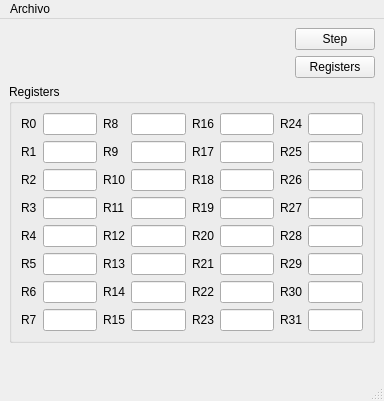
Above: ui/ui/MainWindow.ui from mlafroce/avr-avogadro before the change. Below: the same form after it.
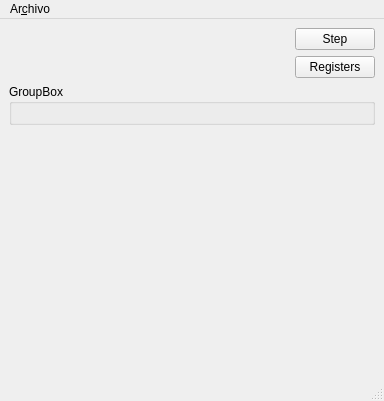
That is the form after the change. Custom widgets are drawn as their Qt base class.

```diff
--- a/ui/ui/MainWindow.ui
+++ b/ui/ui/MainWindow.ui
@@ -69,328 +69,11 @@
     <item>
      <widget class="QGroupBox" name="registerGroupBox">
       <property name="title">
-       <string>Registers</string>
+       <string>GroupBox</string>
       </property>
-      <layout class="QGridLayout" name="registersLayout">
-       <item row="1" column="0">
-        <widget class="QLabel" name="r0Label">
-         <property name="text">
-          <string>R0</string>
-         </property>
-        </widget>
-       </item>
-       <item row="4" column="2">
-        <widget class="QLabel" name="r11Label">
-         <property name="text">
-          <string>R11</string>
-         </property>
-        </widget>
-       </item>
-       <item row="1" column="1">
-        <widget class="QLineEdit" name="r0Edit"/>
-       </item>
-       <item row="5" column="1">
-        <widget class="QLineEdit" name="r4Edit"/>
-       </item>
-       <item row="4" column="1">
-        <widget class="QLineEdit" name="r3Edit"/>
-       </item>
-       <item row="2" column="1">
-        <widget class="QLineEdit" name="r1Edit"/>
-       </item>
-       <item row="8" column="0">
-        <widget class="QLabel" name="r7Label">
-         <property name="text">
-          <string>R7</string>
-         </property>
-        </widget>
-       </item>
-       <item row="3" column="3">
-        <widget class="QLineEdit" name="r10Edit"/>
-       </item>
-       <item row="5" column="3">
-        <widget class="QLineEdit" name="r12Edit"/>
-       </item>
-       <item row="2" column="6">
-        <widget class="QLabel" name="r25Label">
-         <property name="text">
-          <string>R25</string>
-         </property>
-        </widget>
-       </item>
-       <item row="7" column="5">
-        <widget class="QLineEdit" name="r22Edit"/>
-       </item>
-       <item row="6" column="2">
-        <widget class="QLabel" name="r13Label">
-         <property name="text">
-          <string>R13</string>
-         </property>
-        </widget>
-       </item>
-       <item row="5" column="0">
-        <widget class="QLabel" name="r4Label">
-         <property name="text">
-          <string>R4</string>
-         </property>
-        </widget>
-       </item>
-       <item row="3" column="5">
-        <widget class="QLineEdit" name="r18Edit"/>
-       </item>
-       <item row="4" column="6">
-        <widget class="QLabel" name="r27Label">
-         <property name="text">
-          <string>R27</string>
-         </property>
-        </widget>
-       </item>
-       <item row="8" column="3">
-        <widget class="QLineEdit" name="r15Edit"/>
-       </item>
-       <item row="8" column="2">
-        <widget class="QLabel" name="r15Label">
-         <property name="text">
-          <string>R15</string>
-         </property>
-        </widget>
-       </item>
-       <item row="2" column="7">
-        <widget class="QLineEdit" name="r25Edit"/>
-       </item>
-       <item row="4" column="5">
-        <widget class="QLineEdit" name="r19Edit"/>
-       </item>
-       <item row="7" column="1">
-        <widget class="QLineEdit" name="r6Edit"/>
-       </item>
-       <item row="1" column="7">
-        <widget class="QLineEdit" name="r24Edit"/>
-       </item>
-       <item row="2" column="5">
-        <widget class="QLineEdit" name="r17Edit"/>
-       </item>
-       <item row="7" column="7">
-        <widget class="QLineEdit" name="r30Edit"/>
-       </item>
-       <item row="6" column="4">
-        <widget class="QLabel" name="r21Label">
-         <property name="text">
-          <string>R21</string>
-         </property>
-        </widget>
-       </item>
-       <item row="1" column="3">
-        <widget class="QLineEdit" name="r8Edit"/>
-       </item>
-       <item row="5" column="2">
-        <widget class="QLabel" name="r12Label">
-         <property name="text">
-          <string>R12</string>
-         </property>
-        </widget>
-       </item>
-       <item row="8" column="5">
-        <widget class="QLineEdit" name="r23Edit"/>
-       </item>
-       <item row="5" column="7">
-        <widget class="QLineEdit" name="r28Edit"/>
-       </item>
-       <item row="1" column="6">
-        <widget class="QLabel" name="r24Label">
-         <property name="text">
-          <string>R24</string>
-         </property>
-        </widget>
-       </item>
-       <item row="2" column="0">
-        <widget class="QLabel" name="r1Label">
-         <property name="text">
-          <string>R1</string>
-         </property>
-        </widget>
-       </item>
-       <item row="4" column="0">
-        <widget class="QLabel" name="r3Label">
-         <property name="text">
-          <string>R3</string>
-         </property>
-        </widget>
-       </item>
-       <item row="6" column="0">
-        <widget class="QLabel" name="r5Label">
-         <property name="text">
-          <string>R5</string>
-         </property>
-        </widget>
-       </item>
-       <item row="6" column="1">
-        <widget class="QLineEdit" name="r5Edit"/>
-       </item>
-       <item row="8" column="1">
-        <widget class="QLineEdit" name="r7Edit"/>
-       </item>
-       <item row="2" column="4">
-        <widget class="QLabel" name="r17Label">
-         <property name="text">
-          <string>R17</string>
-         </property>
-        </widget>
-       </item>
-       <item row="3" column="4">
-        <widget class="QLabel" name="r18Label">
-         <property name="text">
-          <string>R18</string>
-         </property>
-        </widget>
-       </item>
-       <item row="3" column="1">
-        <widget class="QLineEdit" name="r2Edit"/>
-       </item>
-       <item row="7" column="0">
-        <widget class="QLabel" name="r6Label">
-         <property name="text">
-          <string>R6</string>
-         </property>
-        </widget>
-       </item>
-       <item row="1" column="5">
-        <widget class="QLineEdit" name="r16Edit"/>
-       </item>
-       <item row="4" column="3">
-        <widget class="QLineEdit" name="r11Edit"/>
-       </item>
-       <item row="1" column="4">
-        <widget class="QLabel" name="r16Label">
-         <property name="text">
-          <string>R16</string>
-         </property>
-        </widget>
-       </item>
-       <item row="6" column="3">
-        <widget class="QLineEdit" name="r13Edit"/>
-       </item>
-       <item row="2" column="3">
-        <widget class="QLineEdit" name="r9Edit"/>
-       </item>
-       <item row="3" column="2">
-        <widget class="QLabel" name="r10Label">
-         <property name="text">
-          <string>R10</string>
-         </property>
-        </widget>
-       </item>
-       <item row="5" column="6">
-        <widget class="QLabel" name="r28Label">
-         <property name="text">
-          <string>R28</string>
-         </property>
-        </widget>
-       </item>
-       <item row="6" column="5">
-        <widget class="QLineEdit" name="r21Edit"/>
-       </item>
-       <item row="8" column="4">
-        <widget class="QLabel" name="r23Label">
-         <property name="text">
-          <string>R23</string>
-         </property>
-        </widget>
-       </item>
-       <item row="7" column="6">
-        <widget class="QLabel" name="r30Label">
-         <property name="text">
-          <string>R30</string>
-         </property>
-        </widget>
-       </item>
-       <item row="6" column="7">
-        <widget class="QLineEdit" name="r29Edit"/>
-       </item>
-       <item row="7" column="4">
-        <widget class="QLabel" name="r22Label">
-         <property name="text">
-          <string>R22</string>
-         </property>
-        </widget>
-       </item>
-       <item row="3" column="6">
-        <widget class="QLabel" name="r26Label">
-         <property name="text">
-          <string>R26</string>
-         </property>
-        </widget>
-       </item>
-       <item row="7" column="3">
-        <widget class="QLineEdit" name="r14Edit"/>
-       </item>
-       <item row="3" column="0">
-        <widget class="QLabel" name="r2Label">
-         <property name="text">
-          <string>R2</string>
-         </property>
-        </widget>
-       </item>
-       <item row="4" column="7">
-        <widget class="QLineEdit" name="r27Edit"/>
-       </item>
-       <item row="6" column="6">
-        <widget class="QLabel" name="r29Label">
-         <property name="text">
-          <string>R29</string>
-         </property>
-        </widget>
-       </item>
-       <item row="8" column="7">
-        <widget class="QLineEdit" name="r31Edit"/>
-       </item>
-       <item row="5" column="5">
-        <widget class="QLineEdit" name="r20Edit"/>
-       </item>
-       <item row="4" column="4">
-        <widget class="QLabel" name="r19Label">
-         <property name="text">
-          <string>R19</string>
-         </property>
-        </widget>
-       </item>
-       <item row="1" column="2">
-        <widget class="QLabel" name="r8Label">
-         <property name="text">
-          <string>R8</string>
-         </property>
-        </widget>
-       </item>
-       <item row="2" column="2">
-        <widget class="QLabel" name="r9Label">
-         <property name="text">
-          <string>R9</string>
-         </property>
-        </widget>
-       </item>
-       <item row="8" column="6">
-        <widget class="QLabel" name="r31Label">
-         <property name="text">
-          <string>R31</string>
-         </property>
-        </widget>
-       </item>
-       <item row="7" column="2">
-        <widget class="QLabel" name="r14Label">
-         <property name="text">
-          <string>R14</string>
-         </property>
-        </widget>
-       </item>
-       <item row="5" column="4">
-        <widget class="QLabel" name="r20Label">
-         <property name="text">
-          <string>R20</string>
-         </property>
-        </widget>
-       </item>
-       <item row="3" column="7">
-        <widget class="QLineEdit" name="r26Edit"/>
+      <layout class="QVBoxLayout" name="verticalLayout_2">
+       <item>
+        <widget class="RegisterWidget" name="registerWidget" native="true"/>
        </item>
       </layout>
      </widget>
@@ -421,7 +104,7 @@
    </property>
    <widget class="QMenu" name="fileMenu">
     <property name="title">
-     <string>Archivo</string>
+     <string>Ar&amp;chivo</string>
     </property>
     <addaction name="loadFileMenuAction"/>
    </widget>
@@ -434,6 +117,14 @@
    </property>
   </action>
  </widget>
+ <customwidgets>
+  <customwidget>
+   <class>RegisterWidget</class>
+   <extends>QWidget</extends>
+   <header>RegisterWidget.h</header>
+   <container>1</container>
+  </customwidget>
+ </customwidgets>
  <resources/>
  <connections>
   <connection>
```
Left out of the diff: 2 changed lines with no effect on the pictures.
